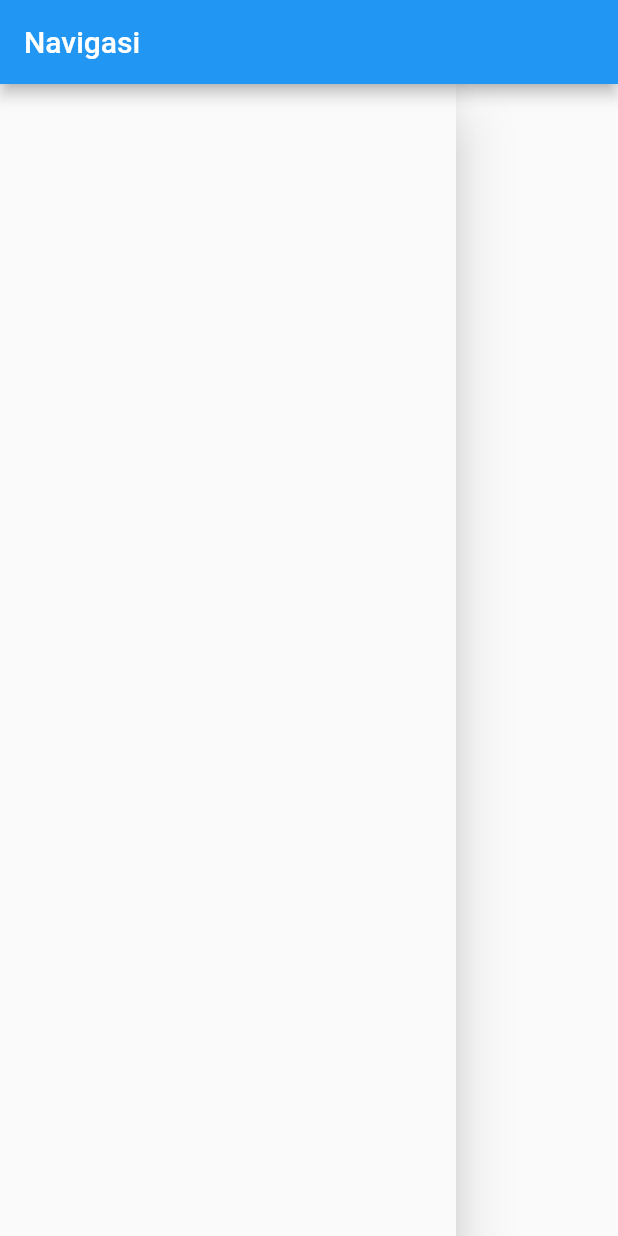
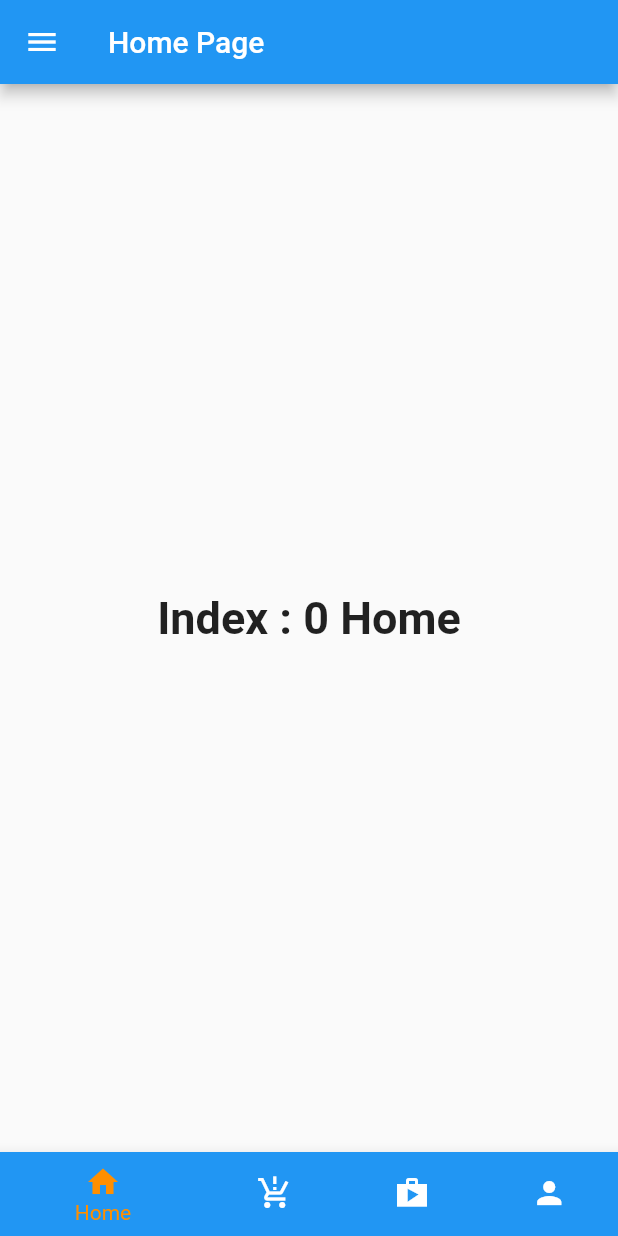
Before and after one commit to limfiq/flutter, a Flutter app: the HomePage screen opened directly, on a phone screen of 412 x 824 dp. Run offline on Flutter 3.47's test engine with Material 2 defaults, Android fonts, the phone set to English and light mode, and no system bars.

Commit message:
update lagi

```diff
--- /dev/null
+++ b/navigasi/lib/home.dart
@@ -0,0 +1,125 @@
+import 'package:flutter/cupertino.dart';
+import 'package:flutter/material.dart';
+import 'profil.dart';
+
+class HomePage extends StatefulWidget {
+  @override
+  _HomePageState createState() => _HomePageState();
+}
+
+class _HomePageState extends State<HomePage> {
+  //bottom nav option
+  int _selectedIndex = 0;
+  static const TextStyle optionStyle =
+      TextStyle(fontSize: 30, fontWeight: FontWeight.bold);
+  static const List<Widget> _widgetOptions = <Widget>[
+    Text(
+      "Index : 0 Home",
+      style: optionStyle,
+    ),
+    Text(
+      "Index : 1 Product",
+      style: optionStyle,
+    ),
+    Text(
+      "Index : 2 Shop",
+      style: optionStyle,
+    ),
+    Text(
+      "Index : 3 Profil",
+      style: optionStyle,
+    ),
+  ];
+
+  void _onItemTapped(int index) {
+    setState(() {
+      _selectedIndex = index;
+    });
+  }
+
+  @override
+  Widget build(BuildContext context) {
+    return Scaffold(
+      appBar: AppBar(
+        title: Text('Home Page'),
+      ),
+
+      //menu sebelah kiri
+      drawer: Drawer(
+        child: Column(
+          children: [
+            Container(
+              child: const UserAccountsDrawerHeader(
+                currentAccountPicture: ClipOval(
+                  child: Image(
+                    image: AssetImage("images/user.png"),
+                    fit: BoxFit.cover,
+                  ),
+                ),
+                accountName: Text(
+                  "Ufiq",
+                  style: TextStyle(fontSize: 20),
+                ),
+                accountEmail: Text("mtaufiq39@gmail.com"),
+              ),
+            ),
+            //menu
+            ListTile(
+              onTap: () {
+                Navigator.of(context).pushReplacement(
+                  MaterialPageRoute(
+                    builder: (context) => HomePage(),
+                  ),
+                );
+              },
+              leading: Icon(Icons.home),
+              title: Text("Home"),
+            ),
+            ListTile(
+              onTap: () {
+                Navigator.of(context).pushReplacement(
+                  MaterialPageRoute(
+                    builder: (context) => ProfilPage(),
+                  ),
+                );
+              },
+              leading: Icon(Icons.person),
+              title: Text("profil"),
+            ),
+          ],
+        ),
+      ),
+
+      body: Center(
+        child: _widgetOptions.elementAt(_selectedIndex),
+      ),
+      bottomNavigationBar: BottomNavigationBar(
+        items: const <BottomNavigationBarItem>[
+          BottomNavigationBarItem(
+            icon: Icon(Icons.home),
+            label: "Home",
+            backgroundColor: Colors.blue,
+          ),
+          BottomNavigationBarItem(
+            icon: Icon(Icons.production_quantity_limits_sharp),
+            label: "Product",
+            backgroundColor: Colors.green,
+          ),
+          BottomNavigationBarItem(
+            icon: Icon(Icons.shop_sharp),
+            label: "Shop",
+            backgroundColor: Colors.red,
+          ),
+          BottomNavigationBarItem(
+            icon: Icon(Icons.person),
+            label: "Profil",
+            backgroundColor: Colors.yellow,
+          ),
+        ],
+        currentIndex: _selectedIndex,
+        selectedItemColor: Colors.amber[800],
+        onTap: _onItemTapped,
+      ),
+    );
+  }
+}
```
Also changed, not shown: navigasi/lib/main.dart (+76 -10 lines), navigasi/lib/profil.dart (added, +79 -0 lines).
